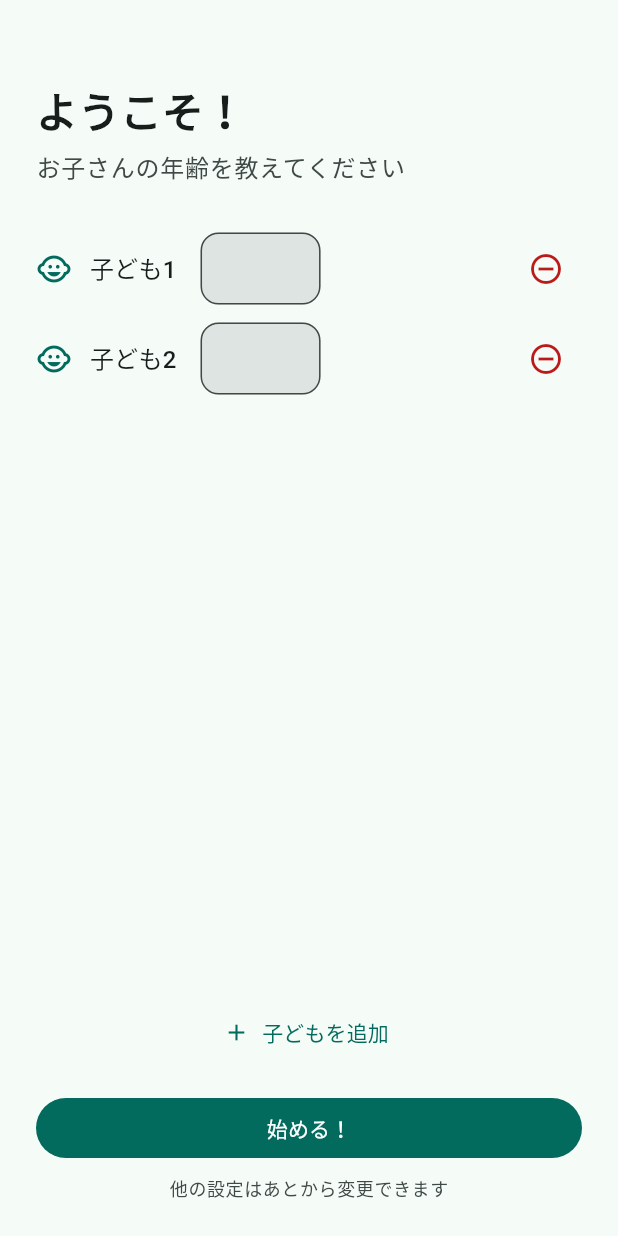
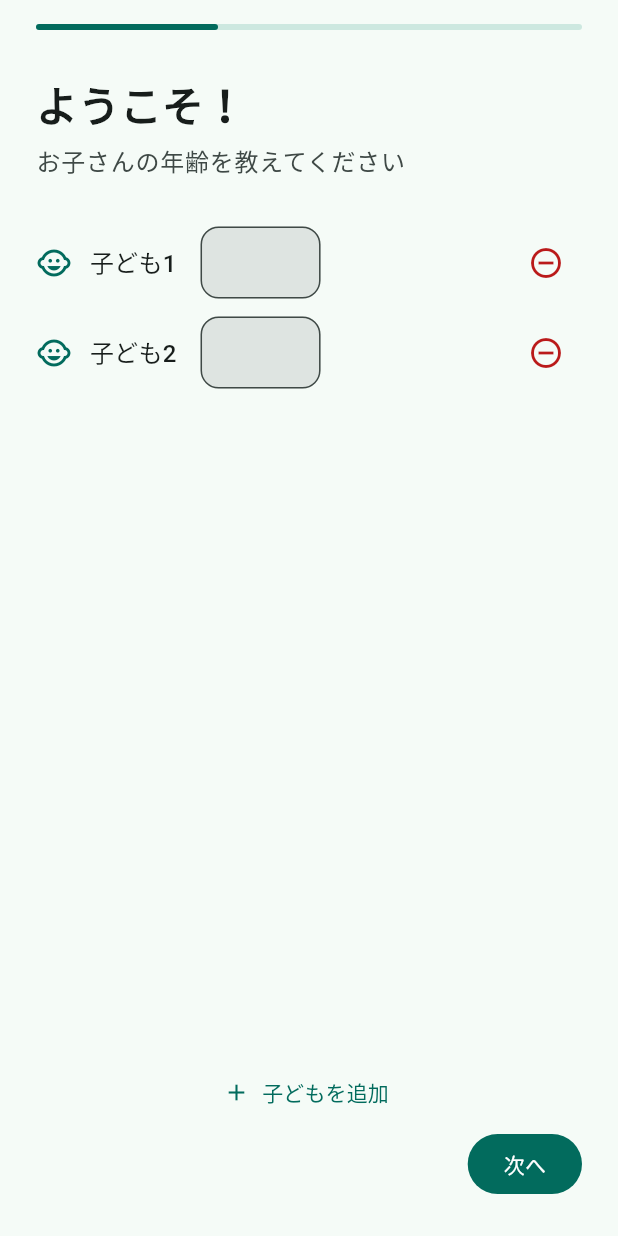
Before and after one commit to linnefromice/papatune-flutter, a Flutter app: the screen it shows after launch, after a tap on "子どもを追加", on a phone screen of 412 x 824 dp. Run offline on Flutter 3.47's test engine with Material 3 defaults, Android fonts, the phone set to English and light mode, and no system bars; our stand-ins replace shared_preferences; accounts and stored records are empty.

Commit message:
Expand onboarding flow and fix timezone-aware date comparison
- Expand onboarding from 1 step to 3 steps (PageView):
  Step 1: Children ages (existing)
  Step 2: Work style selection (was hardcoded to remote)
  Step 3: Household duties & sport days (were empty)
- Add progress indicator and back/next navigation
- Use RadioGroup widget instead of deprecated RadioListTile APIs
- Fix isWithinLast in date_utils.dart to use UTC for both sides
  of the comparison, preventing timezone boundary drift

Co-Authored-By: Claude Opus 4.6 (1M context) <noreply@anthropic.com>

```diff
--- a/lib/constants/app_values.dart
+++ b/lib/constants/app_values.dart
@@ -1,7 +1,7 @@
 class AppValues {
   AppValues._();
 
-  static const int onboardingPageCount = 1;
+  static const int onboardingPageCount = 3;
   static const int reviewPeriodDays = 7;
   static const int maxHistoryDays = 30;
 
--- a/lib/screens/onboarding/onboarding_screen.dart
+++ b/lib/screens/onboarding/onboarding_screen.dart
@@ -2,6 +2,8 @@ import 'package:flutter/material.dart';
 import 'package:flutter/services.dart';
 import 'package:provider/provider.dart';
 
+import '../../constants/app_values.dart';
+import '../../enums/household_duty.dart';
 import '../../enums/work_style.dart';
 import '../../models/child_profile.dart';
 import '../../models/dad_profile.dart';
@@ -15,10 +17,22 @@ class OnboardingScreen extends StatefulWidget {
 }
 
 class _OnboardingScreenState extends State<OnboardingScreen> {
+  final PageController _pageController = PageController();
+  int _currentPage = 0;
+
+  // Step 1: Children
   final List<_ChildEntry> _childEntries = [_ChildEntry()];
+
+  // Step 2: Work style
+  WorkStyle _workStyle = WorkStyle.remote;
+
+  // Step 3: Duties & Sport days
+  final Set<HouseholdDuty> _duties = {};
+  final Set<int> _sportDays = {};
 
   @override
   void dispose() {
+    _pageController.dispose();
     for (final entry in _childEntries) {
       entry.controller.dispose();
     }
@@ -39,16 +53,14 @@ class _OnboardingScreenState extends State<OnboardingScreen> {
     });
   }
 
-  Future<void> _save() async {
-    // Validate: at least one child with a valid age
-    final children = <ChildProfile>[];
+  bool _validateChildren() {
     for (int i = 0; i < _childEntries.length; i++) {
       final text = _childEntries[i].controller.text.trim();
       if (text.isEmpty) {
         ScaffoldMessenger.of(context).showSnackBar(
           SnackBar(content: Text('${_childNickname(i)}の年齢を入力してください')),
         );
-        return;
+        return false;
       }
       final age = int.tryParse(text);
       if (age == null || age < 0 || age > 18) {
@@ -56,8 +68,32 @@ class _OnboardingScreenState extends State<OnboardingScreen> {
           SnackBar(
               content: Text('${_childNickname(i)}の年齢は0〜18の数値で入力してください')),
         );
-        return;
+        return false;
       }
+    }
+    return true;
+  }
+
+  void _nextPage() {
+    if (_currentPage == 0 && !_validateChildren()) return;
+
+    _pageController.nextPage(
+      duration: const Duration(milliseconds: 300),
+      curve: Curves.easeInOut,
+    );
+  }
+
+  void _previousPage() {
+    _pageController.previousPage(
+      duration: const Duration(milliseconds: 300),
+      curve: Curves.easeInOut,
+    );
+  }
+
+  Future<void> _save() async {
+    final children = <ChildProfile>[];
+    for (int i = 0; i < _childEntries.length; i++) {
+      final age = int.parse(_childEntries[i].controller.text.trim());
       children.add(ChildProfile(
         name: _childNickname(i),
         birthDate: _birthDateFromAge(age),
@@ -66,9 +102,9 @@ class _OnboardingScreenState extends State<OnboardingScreen> {
 
     final profile = DadProfile(
       children: children,
-      workStyle: WorkStyle.remote,
-      duties: {},
-      sportDaysOfWeek: [],
+      workStyle: _workStyle,
+      duties: _duties,
+      sportDaysOfWeek: _sportDays.toList()..sort(),
     );
 
     await context.read<ProfileProvider>().saveProfile(profile);
@@ -90,8 +126,62 @@ class _OnboardingScreenState extends State<OnboardingScreen> {
     final theme = Theme.of(context);
     return Scaffold(
       body: SafeArea(
-        child: Padding(
-          padding: const EdgeInsets.all(24),
+        child: Column(
+          children: [
+            // Progress indicator
+            Padding(
+              padding: const EdgeInsets.fromLTRB(24, 16, 24, 0),
+              child: LinearProgressIndicator(
+                value: (_currentPage + 1) / AppValues.onboardingPageCount,
+                borderRadius: BorderRadius.circular(4),
+              ),
+            ),
+            Expanded(
+              child: PageView(
+                controller: _pageController,
+                physics: const NeverScrollableScrollPhysics(),
+                onPageChanged: (i) => setState(() => _currentPage = i),
+                children: [
+                  _buildChildrenPage(theme),
+                  _buildWorkStylePage(theme),
+                  _buildDutiesAndSportPage(theme),
+                ],
+              ),
+            ),
+            // Navigation buttons
+            Padding(
+              padding: const EdgeInsets.fromLTRB(24, 0, 24, 24),
+              child: Row(
+                children: [
+                  if (_currentPage > 0)
+                    TextButton(
+                      onPressed: _previousPage,
+                      child: const Text('戻る'),
+                    ),
+                  const Spacer(),
+                  if (_currentPage < AppValues.onboardingPageCount - 1)
+                    FilledButton(
+                      onPressed: _nextPage,
+                      child: const Text('次へ'),
+                    )
+                  else
+                    FilledButton(
+                      onPressed: _save,
+                      child: const Text('始める！'),
+                    ),
+                ],
+              ),
+            ),
+          ],
+        ),
+      ),
+    );
+  }
+
+  // Step 1: Children ages
+  Widget _buildChildrenPage(ThemeData theme) {
+    return Padding(
+      padding: const EdgeInsets.symmetric(horizontal: 24),
       child: Column(
         crossAxisAlignment: CrossAxisAlignment.start,
         children: [
@@ -158,26 +248,107 @@ class _OnboardingScreenState extends State<OnboardingScreen> {
               label: const Text('子どもを追加'),
             ),
           ),
-              const SizedBox(height: 16),
-              SizedBox(
-                width: double.infinity,
-                child: FilledButton(
-                  onPressed: _save,
-                  child: const Text('始める！'),
+        ],
+      ),
+    );
+  }
+
+  // Step 2: Work style
+  Widget _buildWorkStylePage(ThemeData theme) {
+    return Padding(
+      padding: const EdgeInsets.symmetric(horizontal: 24),
+      child: Column(
+        crossAxisAlignment: CrossAxisAlignment.start,
+        children: [
+          const SizedBox(height: 32),
+          Text('働き方', style: theme.textTheme.headlineLarge),
+          const SizedBox(height: 8),
+          Text(
+            '勤務スタイルを選んでください',
+            style: theme.textTheme.bodyLarge?.copyWith(
+              color: theme.colorScheme.onSurfaceVariant,
             ),
           ),
+          const SizedBox(height: 24),
+          RadioGroup<WorkStyle>(
+            groupValue: _workStyle,
+            onChanged: (v) => setState(() => _workStyle = v!),
+            child: Column(
+              children: WorkStyle.values.map((style) => ListTile(
+                    title: Text(style.label),
+                    leading: Radio<WorkStyle>(value: style),
+                    onTap: () => setState(() => _workStyle = style),
+                  )).toList(),
+            ),
+          ),
+        ],
+      ),
+    );
+  }
+
+  // Step 3: Duties & Sport days
+  Widget _buildDutiesAndSportPage(ThemeData theme) {
+    return Padding(
+      padding: const EdgeInsets.symmetric(horizontal: 24),
+      child: ListView(
+        children: [
+          const SizedBox(height: 32),
+          Text('家事 & スポーツ', style: theme.textTheme.headlineLarge),
           const SizedBox(height: 8),
+          Text(
+            '担当している家事を選んでください',
+            style: theme.textTheme.bodyLarge?.copyWith(
+              color: theme.colorScheme.onSurfaceVariant,
+            ),
+          ),
+          const SizedBox(height: 16),
+          Wrap(
+            spacing: 8,
+            runSpacing: 8,
+            children: HouseholdDuty.values.map((duty) {
+              final selected = _duties.contains(duty);
+              return FilterChip(
+                avatar: Icon(duty.icon, size: 18),
+                label: Text(duty.label),
+                selected: selected,
+                onSelected: (v) => setState(() {
+                  v ? _duties.add(duty) : _duties.remove(duty);
+                }),
+              );
+            }).toList(),
+          ),
+          const SizedBox(height: 32),
+          Text(
+            'スポーツをする曜日',
+            style: theme.textTheme.bodyLarge?.copyWith(
+              color: theme.colorScheme.onSurfaceVariant,
+            ),
+          ),
+          const SizedBox(height: 16),
+          Wrap(
+            spacing: 8,
+            runSpacing: 8,
+            children: AppValues.weekdayLabels.entries.map((entry) {
+              final selected = _sportDays.contains(entry.key);
+              return FilterChip(
+                label: Text(entry.value),
+                selected: selected,
+                onSelected: (v) => setState(() {
+                  v ? _sportDays.add(entry.key) : _sportDays.remove(entry.key);
+                }),
+              );
+            }).toList(),
+          ),
+          const SizedBox(height: 16),
           Center(
             child: Text(
-                  '他の設定はあとから変更できます',
+              '選択しなくても OK です',
               style: theme.textTheme.bodySmall?.copyWith(
                 color: theme.colorScheme.onSurfaceVariant,
               ),
             ),
           ),
         ],
-          ),
-        ),
       ),
     );
   }
--- a/lib/utils/date_utils.dart
+++ b/lib/utils/date_utils.dart
@@ -3,5 +3,5 @@ extension DateFormatting on DateTime {
       '$year-${month.toString().padLeft(2, '0')}-${day.toString().padLeft(2, '0')}';
 
   bool isWithinLast(Duration duration) =>
-      isAfter(DateTime.now().subtract(duration));
+      toUtc().isAfter(DateTime.now().toUtc().subtract(duration));
 }
```
Lines whose indentation alone changed are shown as unchanged.
